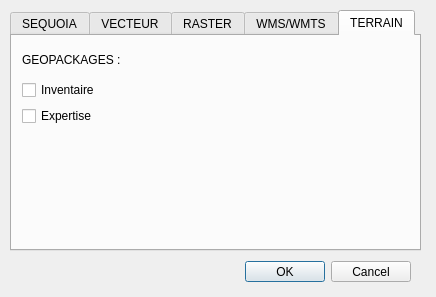
The window that dialogs/add_data/add_data.ui (paul-carteron/Qracines) describes before a commit, drawn with Qt 5.
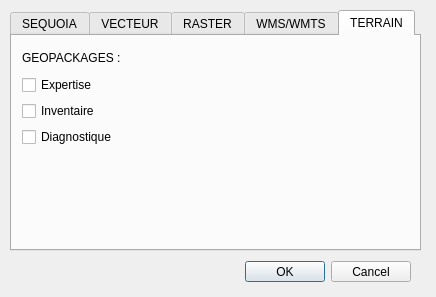
The same window after the commit. The open tabs and pages were chosen to show the change.

Commit message: add import diag capabilities

Patch:
```diff
--- a/dialogs/add_data/add_data.ui
+++ b/dialogs/add_data/add_data.ui
@@ -536,7 +536,7 @@
        <x>10</x>
        <y>10</y>
        <width>341</width>
-       <height>80</height>
+       <height>101</height>
       </rect>
      </property>
      <layout class="QGridLayout" name="gridLayout_2">
@@ -547,20 +547,27 @@
         </property>
        </widget>
       </item>
+      <item row="1" column="0">
+       <widget class="QCheckBox" name="cb_terrain_expertise">
+        <property name="text">
+         <string>Expertise</string>
+        </property>
+       </widget>
+      </item>
       <item row="2" column="0">
        <widget class="QCheckBox" name="cb_terrain_inventaire">
         <property name="text">
-         <string>Expertise</string>
-        </property>
-       </widget>
-      </item>
-      <item row="1" column="0">
-       <widget class="QCheckBox" name="cb_terrain_expertise">
-        <property name="text">
          <string>Inventaire</string>
         </property>
        </widget>
       </item>
+      <item row="3" column="0">
+       <widget class="QCheckBox" name="cb_terrain_diag">
+        <property name="text">
+         <string>Diagnostique</string>
+        </property>
+       </widget>
+      </item>
      </layout>
     </widget>
    </widget>
```
Left out of the diff: 14 changed lines with no effect on the pictures. The commit also changes 2 other files.
